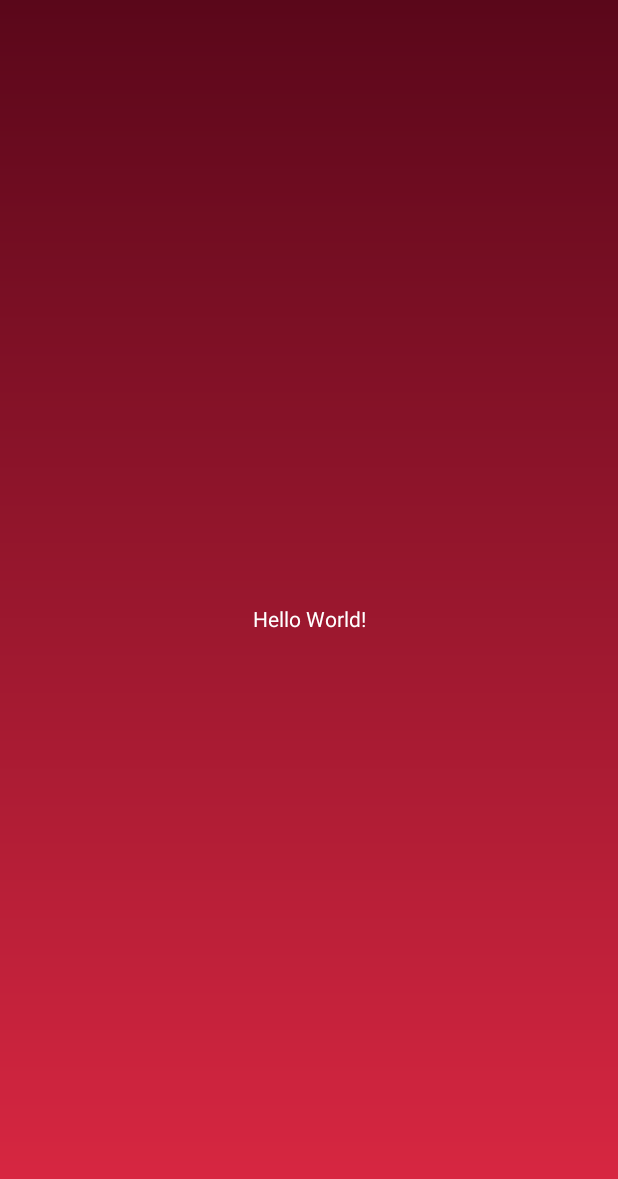
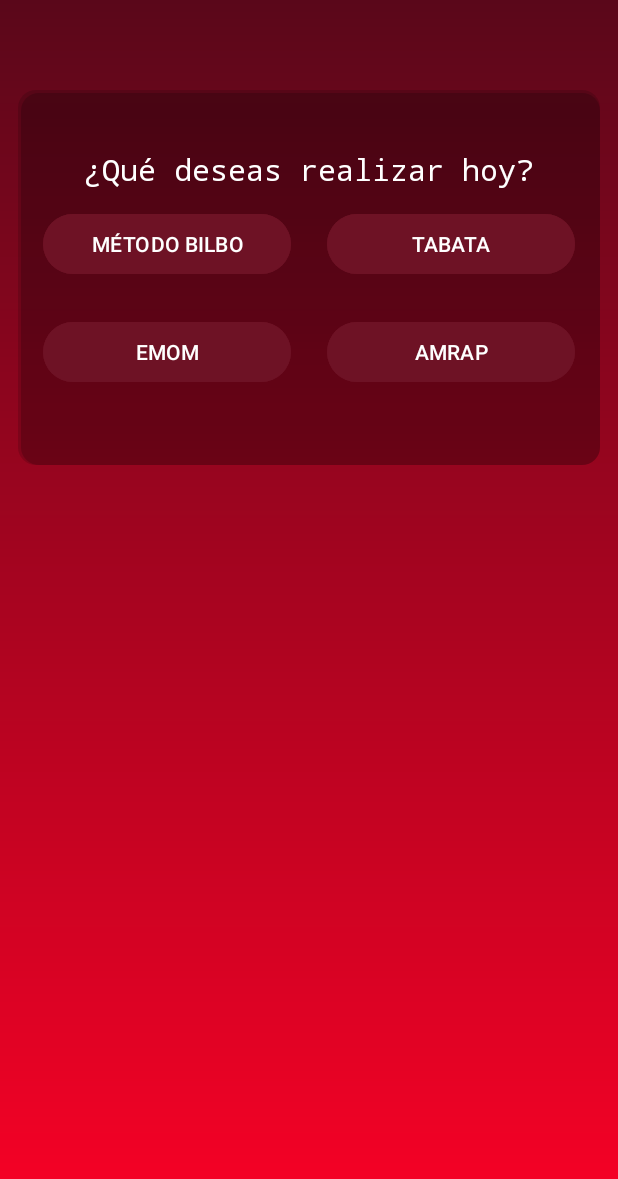
Before and after one commit to Arieeelx/Clan-Salgueiro, an Android app: the screen it shows after launch (MainActivity), on a phone screen of 412 x 824 dp. Shown: the top 1179 px of the screen. Run offline under Robolectric (Android 15) with nearby library versions, the phone set to English and light mode, and no system bars.

Commit message:
Se trabaja con activity_menu

```diff
--- a/app/src/main/java/com/example/clan_salgueiro/MainActivity.kt
+++ b/app/src/main/java/com/example/clan_salgueiro/MainActivity.kt
@@ -1,11 +1,8 @@
 package com.example.clan_salgueiro
 
 import android.os.Bundle
-import androidx.activity.enableEdgeToEdge
 import androidx.appcompat.app.AppCompatActivity
 import androidx.core.splashscreen.SplashScreen.Companion.installSplashScreen
-import androidx.core.view.ViewCompat
-import androidx.core.view.WindowInsetsCompat
 
 class MainActivity : AppCompatActivity() {
 
@@ -14,7 +11,7 @@ class MainActivity : AppCompatActivity() {
         val splashScreen = installSplashScreen()
 
         super.onCreate(savedInstanceState)
-        setContentView(R.layout.activity_main)
+        setContentView(R.layout.activity_menu)
 
         Thread.sleep(2000)
     }
--- a/app/src/main/res/drawable/degradado.xml
+++ b/app/src/main/res/drawable/degradado.xml
@@ -4,7 +4,7 @@
 
 
     <gradient
-        android:startColor="@color/red"
+        android:startColor="#FB0126"
         android:endColor="#5A071A"
         android:angle="90"/>
 </shape>
--- /dev/null
+++ b/app/src/main/res/drawable/shadows.xml
@@ -0,0 +1,18 @@
+<?xml version="1.0" encoding="utf-8"?>
+<layer-list xmlns:android="http://schemas.android.com/apk/res/android">
+
+    <item>
+        <shape android:shape="rectangle">
+            <solid android:color="#26000000"/>
+            <corners android:radius="12dp"/>
+        </shape>
+    </item>
+
+    <item android:left="2dp" android:top="2dp">
+        <shape android:shape="rectangle">
+            <solid android:color="#2D000000"/>
+            <corners android:radius="12dp"/>
+        </shape>
+    </item>
+
+</layer-list>
--- a/app/src/main/res/layout/activity_main.xml
+++ /dev/null
@@ -1,21 +0,0 @@
-<?xml version="1.0" encoding="utf-8"?>
-<androidx.constraintlayout.widget.ConstraintLayout
-    xmlns:android="http://schemas.android.com/apk/res/android"
-    xmlns:tools="http://schemas.android.com/tools"
-    xmlns:app="http://schemas.android.com/apk/res-auto"
-    android:id="@+id/main"
-    android:layout_width="match_parent"
-    android:layout_height="match_parent"
-    tools:context=".MainActivity"
-    android:background="@drawable/degradado">
-    <TextView
-      android:layout_width="wrap_content"
-      android:layout_height="wrap_content"
-      android:text="Hello World!"
-        android:textColor="@color/white"
-      app:layout_constraintBottom_toBottomOf="parent"
-      app:layout_constraintStart_toStartOf="parent"
-      app:layout_constraintEnd_toEndOf="parent"
-      app:layout_constraintTop_toTopOf="parent" />
-
-  </androidx.constraintlayout.widget.ConstraintLayout>
--- /dev/null
+++ b/app/src/main/res/layout/activity_menu.xml
@@ -0,0 +1,112 @@
+<?xml version="1.0" encoding="utf-8"?>
+<androidx.constraintlayout.widget.ConstraintLayout
+    xmlns:android="http://schemas.android.com/apk/res/android"
+    xmlns:tools="http://schemas.android.com/tools"
+    xmlns:app="http://schemas.android.com/apk/res-auto"
+    android:id="@+id/main"
+    android:layout_width="match_parent"
+    android:layout_height="match_parent"
+    tools:context=".MainActivity"
+    android:background="@drawable/degradado">
+
+    <LinearLayout
+        android:id="@+id/box1"
+
+        android:layout_width="match_parent"
+        android:layout_height="250dp"
+        android:gravity="center"
+        android:orientation="vertical"
+
+        android:layout_marginTop="60dp"
+        android:layout_marginRight="12dp"
+        android:layout_marginLeft="12dp"
+        app:layout_constraintEnd_toEndOf="parent"
+        app:layout_constraintEnd_toStartOf="parent"
+        app:layout_constraintTop_toTopOf="parent"
+
+
+        android:background="@drawable/shadows">
+
+        <TextView
+            android:id="@+id/introbox1"
+
+            android:layout_width="match_parent"
+            android:layout_height="wrap_content"
+            android:gravity="center"
+
+            android:text="¿Qué deseas realizar hoy?"
+            android:textColor="@color/white"
+            android:textSize="20dp"
+            android:fontFamily="monospace" />
+
+        <LinearLayout
+            android:id="@+id/boxBottom1"
+
+            android:layout_width="match_parent"
+            android:layout_height="wrap_content"
+            android:gravity="center"
+            android:orientation="horizontal">
+
+            <Button
+                android:id="@+id/bottom1"
+
+                android:layout_width="165dp"
+                android:layout_height="wrap_content"
+
+                android:layout_margin="12dp"
+
+                android:text="MÉTODO BILBO"
+                android:textColor="@color/white"
+                android:backgroundTint="@color/redblack"/>
+
+            <Button
+                android:id="@+id/bottom2"
+
+                android:layout_width="165dp"
+                android:layout_height="wrap_content"
+
+                android:layout_margin="12dp"
+
+                android:text="TABATA"
+                android:textColor="@color/white"
+                android:backgroundTint="@color/redblack"/>
+
+        </LinearLayout>
+
+        <LinearLayout
+            android:id="@+id/boxBottom2"
+
+            android:layout_width="match_parent"
+            android:layout_height="wrap_content"
+            android:gravity="center"
+            android:orientation="horizontal">
+
+            <Button
+                android:id="@+id/bottom3"
+
+                android:layout_width="165dp"
+                android:layout_height="wrap_content"
+
+                android:layout_margin="12dp"
+
+                android:text="EMOM"
+                android:textColor="@color/white"
+                android:backgroundTint="@color/redblack"/>
+
+            <Button
+                android:id="@+id/bottom4"
+
+                android:layout_width="165dp"
+                android:layout_height="wrap_content"
+
+                android:layout_margin="12dp"
+
+                android:text="AMRAP"
+                android:textColor="@color/white"
+                android:backgroundTint="@color/redblack"/>
+
+        </LinearLayout>
+
+    </LinearLayout>
+
+  </androidx.constraintlayout.widget.ConstraintLayout>
```
